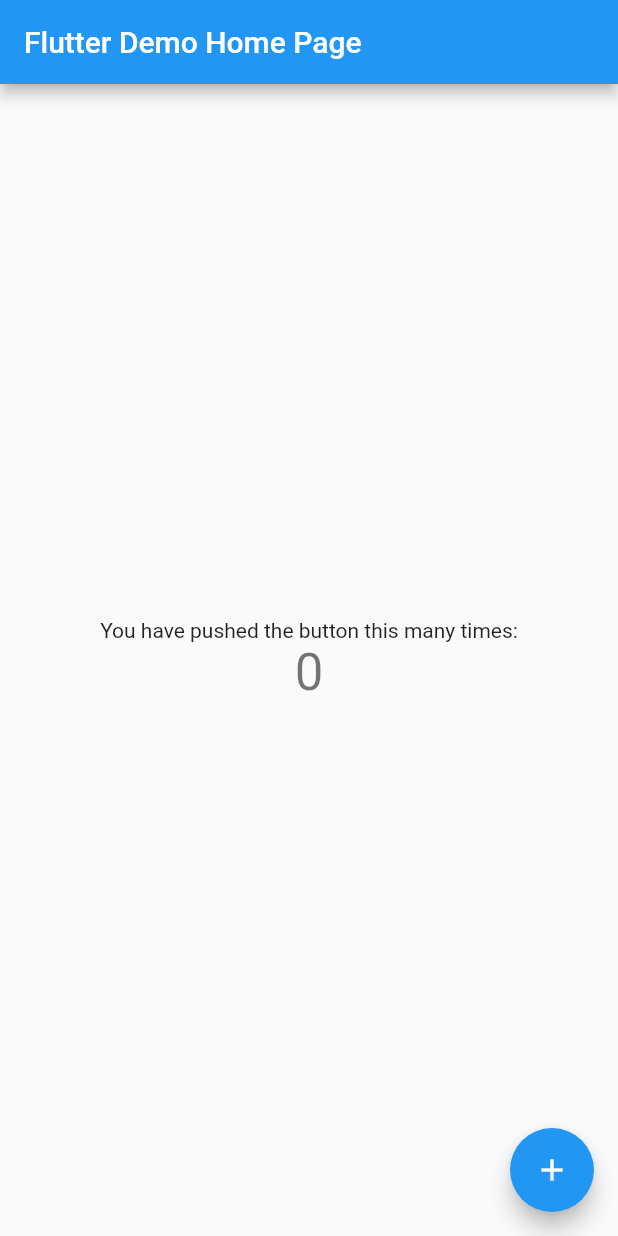
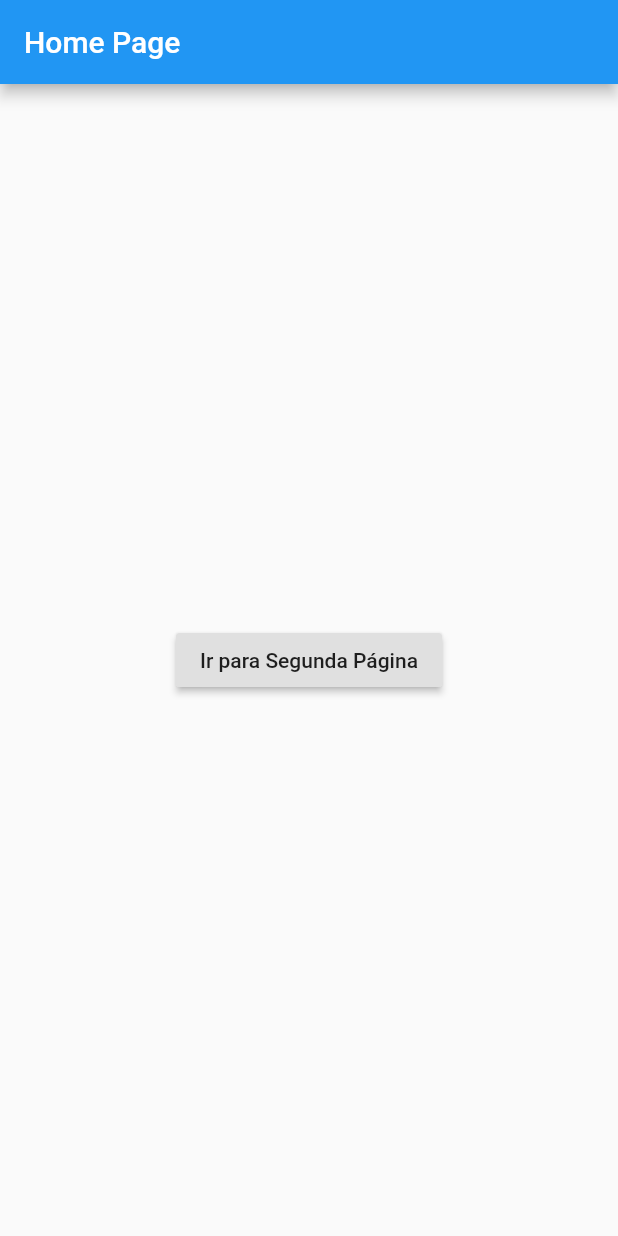
Before and after one commit to rafael-emidio/app-pesquisa-PDM, a Flutter app: the screen it shows after launch, on a phone screen of 412 x 824 dp. Run offline on Flutter 3.47's test engine with Material 2 defaults, Android fonts, the phone set to English and light mode, and no system bars.

```diff
--- a/lib/main.dart
+++ b/lib/main.dart
@@ -1,113 +1,20 @@
 import 'package:flutter/material.dart';
+import 'pages/home_page.dart';
 
 void main() {
   runApp(MyApp());
 }
 
 class MyApp extends StatelessWidget {
-  // This widget is the root of your application.
   @override
   Widget build(BuildContext context) {
     return MaterialApp(
+      debugShowCheckedModeBanner: false,
       title: 'Flutter Demo',
       theme: ThemeData(
-        // This is the theme of your application.
-        //
-        // Try running your application with "flutter run". You'll see the
-        // application has a blue toolbar. Then, without quitting the app, try
-        // changing the primarySwatch below to Colors.green and then invoke
-        // "hot reload" (press "r" in the console where you ran "flutter run",
-        // or simply save your changes to "hot reload" in a Flutter IDE).
-        // Notice that the counter didn't reset back to zero; the application
-        // is not restarted.
         primarySwatch: Colors.blue,
       ),
-      home: MyHomePage(title: 'Flutter Demo Home Page'),
+      home: homepage(),
     );
   }
 }
-
-class MyHomePage extends StatefulWidget {
-  MyHomePage({Key key, this.title}) : super(key: key);
-
-  // This widget is the home page of your application. It is stateful, meaning
-  // that it has a State object (defined below) that contains fields that affect
-  // how it looks.
-
-  // This class is the configuration for the state. It holds the values (in this
-  // case the title) provided by the parent (in this case the App widget) and
-  // used by the build method of the State. Fields in a Widget subclass are
-  // always marked "final".
-
-  final String title;
-
-  @override
-  _MyHomePageState createState() => _MyHomePageState();
-}
-
-class _MyHomePageState extends State<MyHomePage> {
-  int _counter = 0;
-
-  void _incrementCounter() {
-    setState(() {
-      // This call to setState tells the Flutter framework that something has
-      // changed in this State, which causes it to rerun the build method below
-      // so that the display can reflect the updated values. If we changed
-      // _counter without calling setState(), then the build method would not be
-      // called again, and so nothing would appear to happen.
-      _counter++;
-    });
-  }
-
-  @override
-  Widget build(BuildContext context) {
-    // This method is rerun every time setState is called, for instance as done
-    // by the _incrementCounter method above.
-    //
-    // The Flutter framework has been optimized to make rerunning build methods
-    // fast, so that you can just rebuild anything that needs updating rather
-    // than having to individually change instances of widgets.
-    return Scaffold(
-      appBar: AppBar(
-        // Here we take the value from the MyHomePage object that was created by
-        // the App.build method, and use it to set our appbar title.
-        title: Text(widget.title),
-      ),
-      body: Center(
-        // Center is a layout widget. It takes a single child and positions it
-        // in the middle of the parent.
-        child: Column(
-          // Column is also a layout widget. It takes a list of children and
-          // arranges them vertically. By default, it sizes itself to fit its
-          // children horizontally, and tries to be as tall as its parent.
-          //
-          // Invoke "debug painting" (press "p" in the console, choose the
-          // "Toggle Debug Paint" action from the Flutter Inspector in Android
-          // Studio, or the "Toggle Debug Paint" command in Visual Studio Code)
-          // to see the wireframe for each widget.
-          //
-          // Column has various properties to control how it sizes itself and
-          // how it positions its children. Here we use mainAxisAlignment to
-          // center the children vertically; the main axis here is the vertical
-          // axis because Columns are vertical (the cross axis would be
-          // horizontal).
-          mainAxisAlignment: MainAxisAlignment.center,
-          children: <Widget>[
-            Text(
-              'You have pushed the button this many times:',
-            ),
-            Text(
-              '$_counter',
-              style: Theme.of(context).textTheme.headline4,
-            ),
-          ],
-        ),
-      ),
-      floatingActionButton: FloatingActionButton(
-        onPressed: _incrementCounter,
-        tooltip: 'Increment',
-        child: Icon(Icons.add),
-      ), // This trailing comma makes auto-formatting nicer for build methods.
-    );
-  }
-}
--- /dev/null
+++ b/lib/pages/home_page.dart
@@ -0,0 +1,24 @@
+import 'package:flutter/material.dart';
+import 'score_page.dart';
+
+class homepage extends StatelessWidget {
+  @override
+  Widget build(BuildContext context) {
+    return Scaffold(
+      appBar: AppBar(title: Text("Home Page")),
+      body: Container(
+        child: Center(
+          child: RaisedButton(
+            onPressed: () {
+              Navigator.push(
+                  context,
+                  MaterialPageRoute(
+                      builder: (BuildContext context) => ScorePage()));
+            },
+            child: Text("Ir para Segunda Página"),
+          ),
+        ),
+      ),
+    );
+  }
+}
```
Also changed, not shown: lib/pages/score_page.dart (added, +64 -0 lines).
